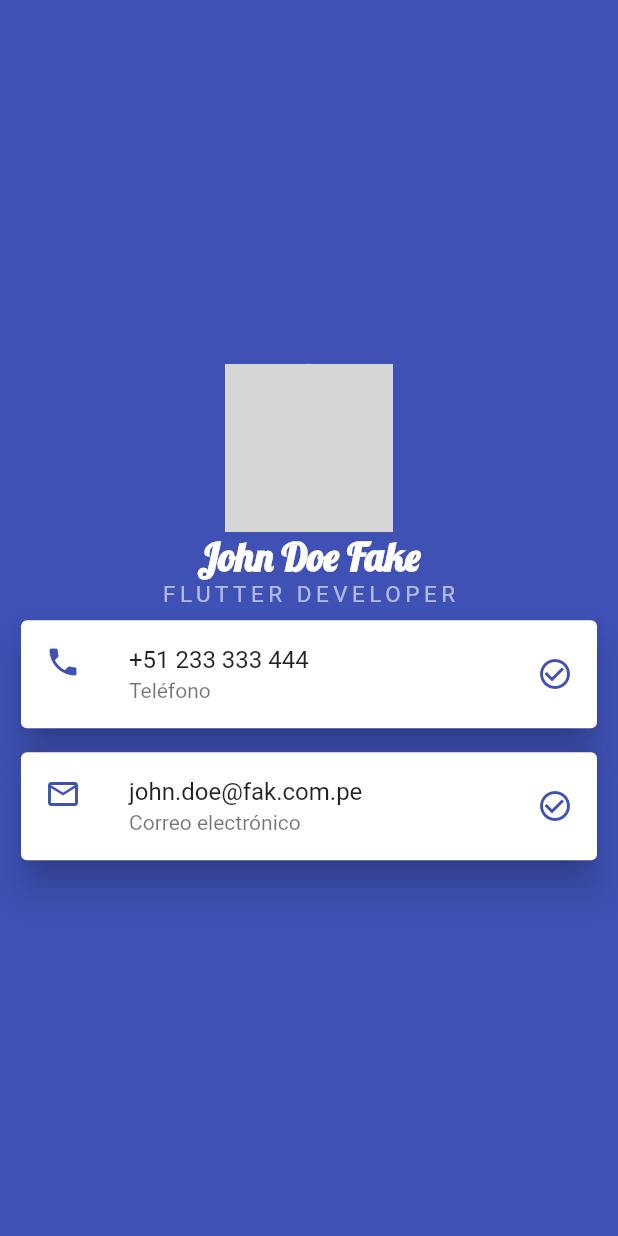
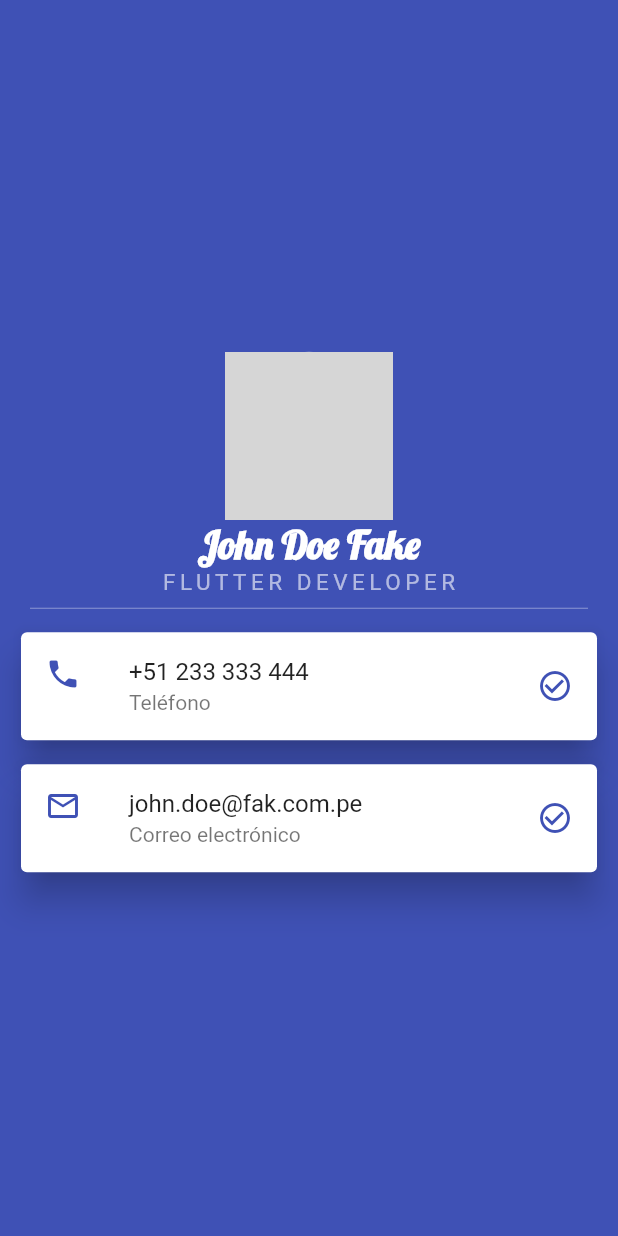
Before and after one commit to stark-ace-1891/tf04p_0007_ejemplos, a Flutter app: the screen it shows after launch, on a phone screen of 412 x 824 dp. Run offline on Flutter 3.47's test engine with Material 2 defaults, Android fonts, the phone set to English and light mode, and no system bars; network calls fail; grey boxes are pictures that could not be loaded.

Commit message:
Agregando Divider

```diff
--- a/lib/main.dart
+++ b/lib/main.dart
@@ -43,6 +43,12 @@ class MyApp extends StatelessWidget {
                 letterSpacing: 3,
                 fontWeight: FontWeight.w400,
               ),
+            ),
+            Divider(
+              color: Colors.white38,
+              thickness: 0.7,
+              indent: 20,
+              endIndent: 20,
             ),
             Card(
               color: Colors.white,
```
